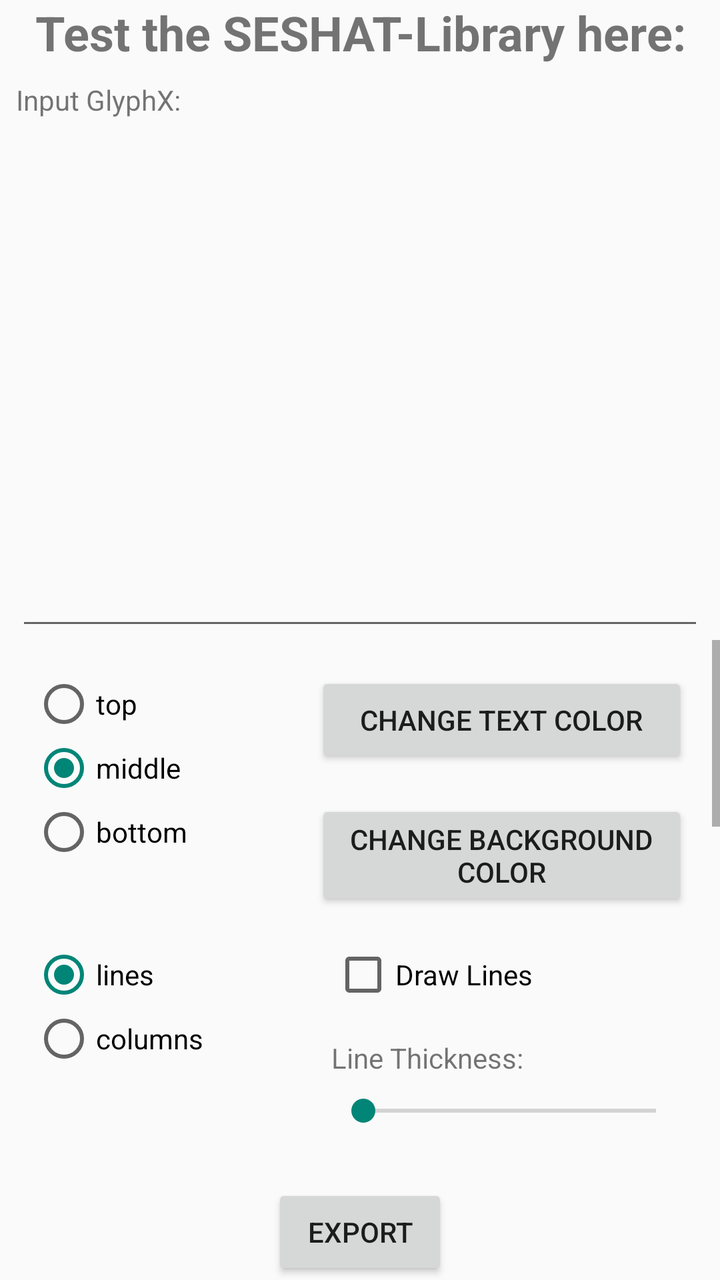
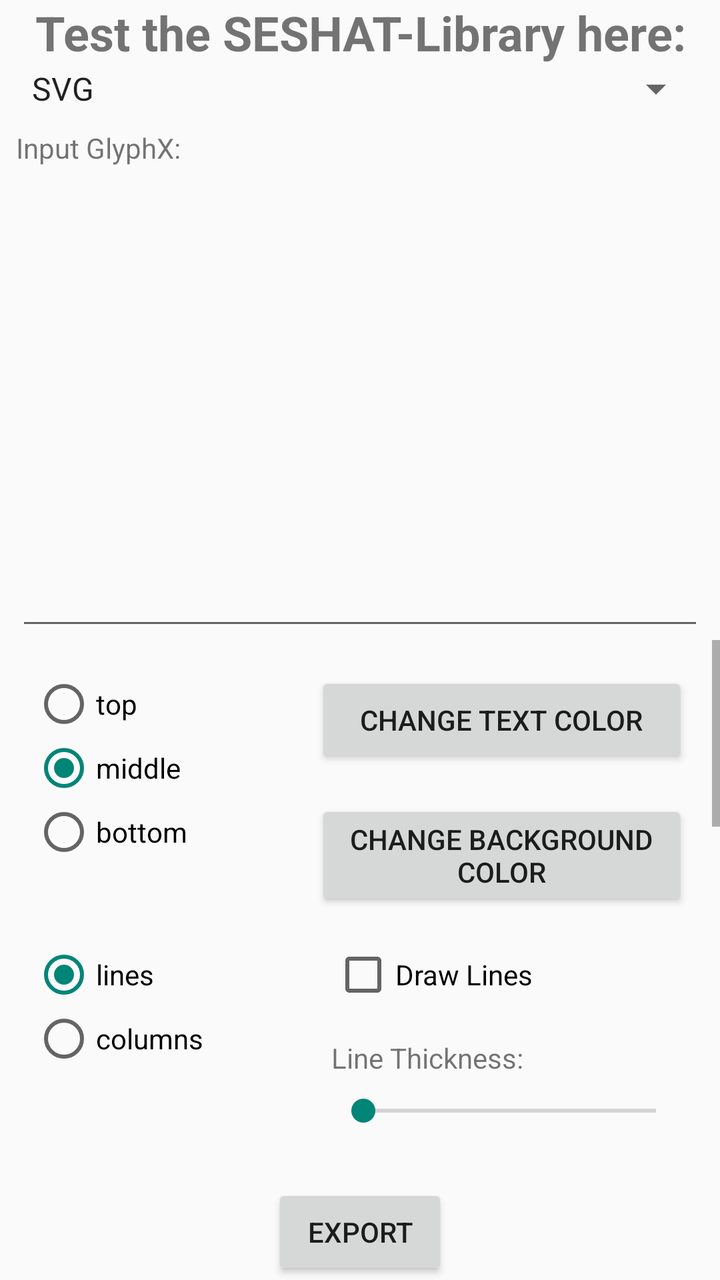

Compare the two renders of this Android layout. The source of the first and the diff that turns it into the second are given below.
<!-- AndroidManifest.xml: activity theme Theme.SESHATExampleApp -->
<!-- res/layout/activity_main.xml -->
<?xml version="1.0" encoding="utf-8"?>
<androidx.constraintlayout.widget.ConstraintLayout xmlns:android="http://schemas.android.com/apk/res/android"
    xmlns:app="http://schemas.android.com/apk/res-auto"
    xmlns:tools="http://schemas.android.com/tools"
    android:id="@+id/main"
    android:layout_width="match_parent"
    android:layout_height="match_parent"
    tools:context=".MainActivity">

    <TextView
        android:id="@+id/title_text"
        android:layout_width="0dp"
        android:layout_height="wrap_content"
        android:gravity="center_horizontal"
        android:text="@string/title"
        android:textSize="24sp"
        android:textStyle="bold"
        app:layout_constraintBottom_toBottomOf="parent"
        app:layout_constraintEnd_toEndOf="parent"
        app:layout_constraintStart_toStartOf="parent"
        app:layout_constraintTop_toTopOf="parent"
        app:layout_constraintVertical_bias="0.0" />

    <EditText
        android:id="@+id/input"
        android:layout_width="0dp"
        android:layout_height="0dp"
        android:layout_marginStart="8dp"
        android:layout_marginTop="8dp"
        android:layout_marginEnd="8dp"
        android:ems="10"
        android:gravity="start|top"
        android:inputType="text|textVisiblePassword|textMultiLine|textNoSuggestions"
        app:layout_constraintBottom_toTopOf="@+id/guideline2"
        app:layout_constraintEnd_toEndOf="parent"
        app:layout_constraintStart_toStartOf="parent"
        app:layout_constraintTop_toBottomOf="@+id/input_title" />

    <TextView
        android:id="@+id/input_title"
        android:layout_width="wrap_content"
        android:layout_height="wrap_content"
        android:layout_marginStart="8dp"
        android:layout_marginTop="8dp"
        android:text="@string/input_glyphx"
        app:layout_constraintBottom_toBottomOf="parent"
        app:layout_constraintEnd_toEndOf="parent"
        app:layout_constraintHorizontal_bias="0.0"
        app:layout_constraintStart_toStartOf="parent"
        app:layout_constraintTop_toBottomOf="@+id/title_text"
        app:layout_constraintVertical_bias="0.0" />

    <androidx.constraintlayout.widget.Guideline
        android:id="@+id/guideline2"
        android:layout_width="wrap_content"
        android:layout_height="wrap_content"
        android:orientation="horizontal"
        app:layout_constraintGuide_percent="0.5" />

    <ScrollView
        android:id="@+id/scrollView2"
        android:layout_width="0dp"
        android:layout_height="0dp"
        android:layout_marginBottom="8dp"
        app:layout_constraintBottom_toTopOf="@+id/progressText"
        app:layout_constraintEnd_toEndOf="parent"
        app:layout_constraintStart_toStartOf="parent"
        app:layout_constraintTop_toTopOf="@+id/guideline2">

        <LinearLayout
            android:id="@+id/settingsContainer"
            android:layout_width="match_parent"
            android:layout_height="wrap_content"
            android:orientation="vertical"
            app:layout_constraintBottom_toBottomOf="parent"
            app:layout_constraintEnd_toEndOf="parent"
            app:layout_constraintStart_toStartOf="parent"
            app:layout_constraintTop_toBottomOf="@+id/thothScroll"
            app:layout_constraintVertical_bias="0.0">

            <LinearLayout
                android:layout_width="match_parent"
                android:layout_height="match_parent"
                android:orientation="horizontal">

                <RadioGroup
                    android:id="@+id/VerticalOrientation"
                    android:layout_width="wrap_content"
                    android:layout_height="wrap_content"
                    android:layout_marginStart="16dp"
                    android:layout_marginTop="16dp">

                    <RadioButton
                        android:id="@+id/top"
                        android:layout_width="match_parent"
                        android:layout_height="wrap_content"
                        android:text="@string/vert_orient_top" />

                    <RadioButton
                        android:id="@+id/middle"
                        android:layout_width="match_parent"
                        android:layout_height="wrap_content"
                        android:checked="true"
                        android:text="@string/vert_orient_middle" />

                    <RadioButton
                        android:id="@+id/bottom"
                        android:layout_width="match_parent"
                        android:layout_height="wrap_content"
                        android:text="@string/vert_orient_bottom" />
                </RadioGroup>

                <LinearLayout
                    android:layout_width="match_parent"
                    android:layout_height="wrap_content"
                    android:orientation="vertical">

                    <Button
                        android:id="@+id/changeTextColor"
                        android:layout_width="match_parent"
                        android:layout_height="wrap_content"
                        android:layout_marginStart="64dp"
                        android:layout_marginTop="16dp"
                        android:layout_marginEnd="16dp"
                        android:layout_weight="1"
                        android:text="@string/button_change_text_color" />

                    <Button
                        android:id="@+id/changeBGColor"
                        android:layout_width="match_parent"
                        android:layout_height="wrap_content"
                        android:layout_marginStart="64dp"
                        android:layout_marginTop="16dp"
                        android:layout_marginEnd="16dp"
                        android:layout_weight="1"
                        android:text="@string/button_change_bg_color" />
                </LinearLayout>

            </LinearLayout>

            <LinearLayout
                android:layout_width="match_parent"
                android:layout_height="match_parent"
                android:orientation="horizontal">

                <RadioGroup
                    android:id="@+id/WritingLayout"
                    android:layout_width="wrap_content"
                    android:layout_height="wrap_content"
                    android:layout_marginStart="16dp"
                    android:layout_marginTop="16dp">

                    <RadioButton
                        android:id="@+id/lines"
                        android:layout_width="match_parent"
                        android:layout_height="wrap_content"
                        android:checked="true"
                        android:text="@string/writing_layout_l" />

                    <RadioButton
                        android:id="@+id/columns"
                        android:layout_width="match_parent"
                        android:layout_height="wrap_content"
                        android:text="@string/writing_layout_c" />
                </RadioGroup>

                <LinearLayout
                    android:layout_width="match_parent"
                    android:layout_height="wrap_content"
                    android:orientation="vertical">


                    <CheckBox
                        android:id="@+id/drawLines"
                        android:layout_width="match_parent"
                        android:layout_height="wrap_content"
                        android:layout_marginStart="64dp"
                        android:layout_marginTop="16dp"
                        android:layout_marginEnd="16dp"
                        android:text="@string/draw_lines_title" />

                    <TextView
                        android:id="@+id/lineThicknessTitle"
                        android:layout_width="match_parent"
                        android:layout_height="wrap_content"
                        android:layout_marginStart="64dp"
                        android:layout_marginTop="16dp"
                        android:layout_marginEnd="16dp"
                        android:text="@string/line_thickness_title" />

                    <SeekBar
                        android:id="@+id/lineThickness"
                        android:layout_width="match_parent"
                        android:layout_height="wrap_content"
                        android:layout_marginStart="64dp"
                        android:layout_marginTop="8dp"
                        android:layout_marginEnd="16dp"
                        android:max="10" />
                </LinearLayout>

            </LinearLayout>

            <LinearLayout
                android:layout_width="match_parent"
                android:layout_height="match_parent"
                android:orientation="horizontal">

                <RadioGroup
                    android:id="@+id/WritingDirection"
                    android:layout_width="wrap_content"
                    android:layout_height="wrap_content"
                    android:layout_marginStart="16dp"
                    android:layout_marginTop="16dp">

                    <RadioButton
                        android:id="@+id/ltr"
                        android:layout_width="match_parent"
                        android:layout_height="wrap_content"
                        android:checked="true"
                        android:text="@string/writing_direction_ltr" />

                    <RadioButton
                        android:id="@+id/rtl"
                        android:layout_width="match_parent"
                        android:layout_height="wrap_content"
                        android:text="@string/writing_direction_rtl" />
                </RadioGroup>

                <LinearLayout
                    android:layout_width="match_parent"
                    android:layout_height="wrap_content"
                    android:layout_marginTop="16dp"
                    android:orientation="vertical">

                    <CheckBox
                        android:id="@+id/backgroundWithCSS"
                        android:layout_width="wrap_content"
                        android:layout_height="wrap_content"
                        android:layout_marginStart="64dp"
                        android:text="@string/css_background" />

                    <CheckBox
                        android:id="@+id/transparentBackground"
                        android:layout_width="wrap_content"
                        android:layout_height="wrap_content"
                        android:layout_marginStart="64dp"
                        android:layout_marginTop="8dp"
                        android:text="@string/transparent_background" />
                </LinearLayout>

            </LinearLayout>

            <TextView
                android:id="@+id/paddingTitle"
                android:layout_width="match_parent"
                android:layout_height="wrap_content"
                android:layout_marginStart="16dp"
                android:layout_marginTop="16dp"
                android:layout_marginEnd="16dp"
                android:text="@string/padding_title" />

            <androidx.constraintlayout.widget.ConstraintLayout
                android:layout_width="match_parent"
                android:layout_height="match_parent"
                android:layout_marginStart="16dp"
                android:layout_marginTop="8dp"
                android:layout_marginEnd="16dp">

                <TextView
                    android:id="@+id/paddingLeftTitle"
                    android:layout_width="wrap_content"
                    android:layout_height="wrap_content"
                    android:text="@string/padding_left_title"
                    app:layout_constraintBottom_toBottomOf="parent"
                    app:layout_constraintEnd_toEndOf="parent"
                    app:layout_constraintHorizontal_bias="0.0"
                    app:layout_constraintStart_toStartOf="parent"
                    app:layout_constraintTop_toTopOf="parent"
                    app:layout_constraintVertical_bias="0.0" />

                <TextView
                    android:id="@+id/paddingTopTitle"
                    android:layout_width="wrap_content"
                    android:layout_height="wrap_content"
                    android:text="@string/padding_top_title"
                    app:layout_constraintBottom_toBottomOf="parent"
                    app:layout_constraintEnd_toEndOf="parent"
                    app:layout_constraintStart_toStartOf="parent"
                    app:layout_constraintTop_toTopOf="parent"
                    app:layout_constraintVertical_bias="0.0" />

                <SeekBar
                    android:id="@+id/paddingLeft"
                    android:layout_width="0dp"
                    android:layout_height="wrap_content"
                    android:layout_marginTop="8dp"
                    android:layout_marginEnd="8dp"
                    android:max="50"
                    app:layout_constraintBottom_toBottomOf="parent"
                    app:layout_constraintEnd_toStartOf="@+id/paddingTopTitle"
                    app:layout_constraintStart_toStartOf="parent"
                    app:layout_constraintTop_toBottomOf="@+id/paddingLeftTitle"
                    app:layout_constraintVertical_bias="0.0" />

                <SeekBar
                    android:id="@+id/paddingTop"
                    android:layout_width="0dp"
                    android:layout_height="wrap_content"
                    android:layout_marginTop="8dp"
                    android:max="50"
                    app:layout_constraintBottom_toBottomOf="parent"
                    app:layout_constraintEnd_toEndOf="parent"
                    app:layout_constraintHorizontal_bias="0.0"
                    app:layout_constraintStart_toStartOf="@+id/paddingTopTitle"
                    app:layout_constraintTop_toBottomOf="@+id/paddingTopTitle"
                    app:layout_constraintVertical_bias="0.0" />

                <TextView
                    android:id="@+id/paddingRightTitle"
                    android:layout_width="wrap_content"
                    android:layout_height="wrap_content"
                    android:layout_marginTop="8dp"
                    android:text="@string/padding_right_title"
                    app:layout_constraintBottom_toBottomOf="parent"
                    app:layout_constraintEnd_toEndOf="parent"
                    app:layout_constraintHorizontal_bias="0.0"
                    app:layout_constraintStart_toStartOf="parent"
                    app:layout_constraintTop_toBottomOf="@id/paddingLeft"
                    app:layout_constraintVertical_bias="0.0" />

                <TextView
                    android:id="@+id/paddingBottomTitle"
                    android:layout_width="wrap_content"
                    android:layout_height="wrap_content"
                    android:layout_marginTop="8dp"
                    android:text="@string/padding_bottom_title"
                    app:layout_constraintBottom_toBottomOf="parent"
                    app:layout_constraintEnd_toEndOf="parent"
                    app:layout_constraintHorizontal_bias="0.0"
                    app:layout_constraintStart_toStartOf="@+id/paddingTop"
                    app:layout_constraintTop_toBottomOf="@+id/paddingTop"
                    app:layout_constraintVertical_bias="0.0" />

                <SeekBar
                    android:id="@+id/paddingRight"
                    android:layout_width="0dp"
                    android:layout_height="wrap_content"
                    android:layout_marginTop="8dp"
                    android:layout_marginEnd="8dp"
                    android:max="50"
                    app:layout_constraintBottom_toBottomOf="parent"
                    app:layout_constraintEnd_toStartOf="@+id/paddingBottomTitle"
                    app:layout_constraintStart_toStartOf="parent"
                    app:layout_constraintTop_toBottomOf="@id/paddingRightTitle"
                    app:layout_constraintVertical_bias="0.0" />

                <SeekBar
                    android:id="@+id/paddingBottom"
                    android:layout_width="0dp"
                    android:layout_height="wrap_content"
                    android:layout_marginTop="8dp"
                    android:max="50"
                    app:layout_constraintBottom_toBottomOf="parent"
                    app:layout_constraintEnd_toEndOf="parent"
                    app:layout_constraintHorizontal_bias="0.0"
                    app:layout_constraintStart_toStartOf="@+id/paddingBottomTitle"
                    app:layout_constraintTop_toBottomOf="@+id/paddingBottomTitle"
                    app:layout_constraintVertical_bias="0.0" />

                <TextView
                    android:id="@+id/interLinePaddingTitle"
                    android:layout_width="wrap_content"
                    android:layout_height="wrap_content"
                    android:layout_marginTop="8dp"
                    android:layout_marginEnd="8dp"
                    android:text="@string/inter_line_padding"
                    app:layout_constraintBottom_toBottomOf="parent"
                    app:layout_constraintEnd_toStartOf="@+id/paddingBottom"
                    app:layout_constraintHorizontal_bias="0.0"
                    app:layout_constraintStart_toStartOf="parent"
                    app:layout_constraintTop_toBottomOf="@id/paddingRight"
                    app:layout_constraintVertical_bias="0.0" />

                <TextView
                    android:id="@+id/layoutSignPaddingTitle"
                    android:layout_width="wrap_content"
                    android:layout_height="wrap_content"
                    android:layout_marginTop="8dp"
                    android:text="@string/layout_sign_padding_title"
                    app:layout_constraintBottom_toBottomOf="parent"
                    app:layout_constraintEnd_toEndOf="parent"
                    app:layout_constraintHorizontal_bias="0.0"
                    app:layout_constraintStart_toStartOf="@+id/paddingBottom"
                    app:layout_constraintTop_toBottomOf="@+id/paddingBottom"
                    app:layout_constraintVertical_bias="0.0" />

                <SeekBar
                    android:id="@+id/interLinePadding"
                    android:layout_width="0dp"
                    android:layout_height="wrap_content"
                    android:layout_marginTop="8dp"
                    android:layout_marginEnd="8dp"
                    android:max="50"
                    app:layout_constraintBottom_toBottomOf="parent"
                    app:layout_constraintEnd_toStartOf="@+id/layoutSignPaddingTitle"
                    app:layout_constraintStart_toStartOf="parent"
                    app:layout_constraintTop_toBottomOf="@+id/interLinePaddingTitle"
                    app:layout_constraintVertical_bias="0.0" />

                <SeekBar
                    android:id="@+id/layoutSignPadding"
                    android:layout_width="0dp"
                    android:layout_height="wrap_content"
                    android:layout_marginTop="8dp"
                    android:max="50"
                    app:layout_constraintBottom_toBottomOf="parent"
                    app:layout_constraintEnd_toEndOf="parent"
                    app:layout_constraintStart_toStartOf="@+id/layoutSignPaddingTitle"
                    app:layout_constraintTop_toBottomOf="@+id/layoutSignPaddingTitle"
                    app:layout_constraintVertical_bias="0.0" />

                <TextView
                    android:id="@+id/signPaddingTitle"
                    android:layout_width="wrap_content"
                    android:layout_height="wrap_content"
                    android:layout_marginTop="8dp"
                    android:text="@string/sign_padding_title"
                    app:layout_constraintBottom_toBottomOf="parent"
                    app:layout_constraintEnd_toEndOf="parent"
                    app:layout_constraintHorizontal_bias="0.0"
                    app:layout_constraintStart_toStartOf="parent"
                    app:layout_constraintTop_toBottomOf="@id/interLinePadding"
                    app:layout_constraintVertical_bias="0.0" />

                <SeekBar
                    android:id="@+id/signPadding"
                    android:layout_width="0dp"
                    android:layout_height="wrap_content"
                    android:layout_marginTop="8dp"
                    android:max="50"
                    app:layout_constraintBottom_toBottomOf="parent"
                    app:layout_constraintEnd_toEndOf="parent"
                    app:layout_constraintStart_toStartOf="parent"
                    app:layout_constraintTop_toBottomOf="@id/signPaddingTitle"
                    app:layout_constraintVertical_bias="0.0" />
            </androidx.constraintlayout.widget.ConstraintLayout>

            <TextView
                android:id="@+id/textSizeTitle"
                android:layout_width="match_parent"
                android:layout_height="wrap_content"
                android:layout_marginStart="16dp"
                android:layout_marginTop="16dp"
                android:layout_marginEnd="16dp"
                android:text="@string/text_size_title_start" />

            <SeekBar
                android:id="@+id/textSize"
                android:layout_width="match_parent"
                android:layout_height="wrap_content"
                android:layout_marginStart="16dp"
                android:layout_marginTop="8dp"
                android:layout_marginEnd="16dp"
                android:progress="40" />

        </LinearLayout>
    </ScrollView>

    <ProgressBar
        android:id="@+id/progressBar"
        style="?android:attr/progressBarStyleHorizontal"
        android:layout_width="0dp"
        android:layout_height="wrap_content"
        android:layout_marginStart="8dp"
        android:layout_marginEnd="8dp"
        android:visibility="invisible"
        app:layout_constraintBottom_toBottomOf="@+id/progressText"
        app:layout_constraintEnd_toStartOf="@+id/progressText"
        app:layout_constraintStart_toStartOf="parent"
        app:layout_constraintTop_toTopOf="@+id/progressText"
        tools:visibility="visible" />

    <TextView
        android:id="@+id/progressText"
        android:layout_width="wrap_content"
        android:layout_height="wrap_content"
        android:layout_marginEnd="8dp"
        android:visibility="invisible"
        app:layout_constraintBottom_toTopOf="@+id/button_export"
        app:layout_constraintEnd_toEndOf="parent"
        app:layout_constraintHorizontal_bias="1.0"
        app:layout_constraintStart_toStartOf="parent"
        app:layout_constraintTop_toTopOf="@+id/guideline2"
        app:layout_constraintVertical_bias="1.0"
        tools:visibility="visible" />

    <Button
        android:id="@+id/button_export"
        android:layout_width="wrap_content"
        android:layout_height="wrap_content"
        android:text="@string/export"
        app:layout_constraintBottom_toBottomOf="parent"
        app:layout_constraintEnd_toEndOf="parent"
        app:layout_constraintStart_toStartOf="parent"
        app:layout_constraintTop_toTopOf="@+id/guideline2"
        app:layout_constraintVertical_bias="1.0" />

</androidx.constraintlayout.widget.ConstraintLayout>
<!-- resources referenced by this layout -->
<resources>
  <string name="button_change_bg_color">change background color</string>
  <string name="button_change_text_color">change text color</string>
  <string name="css_background">CSS background</string>
  <string name="draw_lines_title">Draw Lines</string>
  <string name="export">Export</string>
  <string name="input_glyphx">Input GlyphX:</string>
  <string name="inter_line_padding">"Inter Line Padding: "</string>
  <string name="layout_sign_padding_title">"Layout Sign Padding: "</string>
  <string name="line_thickness_title">"Line Thickness: "</string>
  <string name="padding_bottom_title">"Bottom: "</string>
  <string name="padding_left_title">"Left: "</string>
  <string name="padding_right_title">"Right: "</string>
  <string name="padding_title">Padding</string>
  <string name="padding_top_title">"Top: "</string>
  <string name="sign_padding_title">"Sign Padding: "</string>
  <string name="text_size_title_start">"Text Size: 40sp"</string>
  <string name="title">Test the SESHAT-Library here:</string>
  <string name="transparent_background">transparent background</string>
  <string name="vert_orient_bottom">bottom</string>
  <string name="vert_orient_middle">middle</string>
  <string name="vert_orient_top">top</string>
  <string name="writing_direction_ltr">left to right</string>
  <string name="writing_direction_rtl">right to left</string>
  <string name="writing_layout_c">columns</string>
  <string name="writing_layout_l">lines</string>
  <style name="Theme.SESHATExampleApp" parent="Theme.AppCompat.Light.NoActionBar" />
</resources>

<!-- the commit's change to res/layout/activity_main.xml (unified diff, before → after) -->
@@ -19,6 +19,34 @@
         app:layout_constraintEnd_toEndOf="parent"
         app:layout_constraintStart_toStartOf="parent"
         app:layout_constraintTop_toTopOf="parent"
+        app:layout_constraintVertical_bias="0.0" />
+
+    <Spinner
+        android:id="@+id/file_type"
+        android:layout_width="0dp"
+        android:layout_height="wrap_content"
+        android:layout_marginStart="8dp"
+        android:layout_marginEnd="8dp"
+        android:entries="@array/file_formats"
+        android:spinnerMode="dropdown"
+        app:layout_constraintBottom_toBottomOf="parent"
+        app:layout_constraintEnd_toEndOf="parent"
+        app:layout_constraintStart_toStartOf="parent"
+        app:layout_constraintTop_toBottomOf="@+id/title_text"
+        app:layout_constraintVertical_bias="0.0" />
+
+    <TextView
+        android:id="@+id/input_title"
+        android:layout_width="wrap_content"
+        android:layout_height="wrap_content"
+        android:layout_marginStart="8dp"
+        android:layout_marginTop="8dp"
+        android:text="@string/input_glyphx"
+        app:layout_constraintBottom_toBottomOf="parent"
+        app:layout_constraintEnd_toEndOf="parent"
+        app:layout_constraintHorizontal_bias="0.0"
+        app:layout_constraintStart_toStartOf="parent"
+        app:layout_constraintTop_toBottomOf="@+id/file_type"
         app:layout_constraintVertical_bias="0.0" />
 
     <EditText
@@ -36,20 +64,6 @@
         app:layout_constraintStart_toStartOf="parent"
         app:layout_constraintTop_toBottomOf="@+id/input_title" />
 
-    <TextView
-        android:id="@+id/input_title"
-        android:layout_width="wrap_content"
-        android:layout_height="wrap_content"
-        android:layout_marginStart="8dp"
-        android:layout_marginTop="8dp"
-        android:text="@string/input_glyphx"
-        app:layout_constraintBottom_toBottomOf="parent"
-        app:layout_constraintEnd_toEndOf="parent"
-        app:layout_constraintHorizontal_bias="0.0"
-        app:layout_constraintStart_toStartOf="parent"
-        app:layout_constraintTop_toBottomOf="@+id/title_text"
-        app:layout_constraintVertical_bias="0.0" />
-
     <androidx.constraintlayout.widget.Guideline
         android:id="@+id/guideline2"
         android:layout_width="wrap_content"
<!-- resource entries referenced after the edit -->
@@ -1,5 +1,9 @@
 <!-- resources referenced by this layout -->
 <resources>
+  <string-array name="file_formats">
+          <item>SVG</item>
+          <item>PNG</item>
+      </string-array>
   <string name="button_change_bg_color">change background color</string>
   <string name="button_change_text_color">change text color</string>
   <string name="css_background">CSS background</string>
